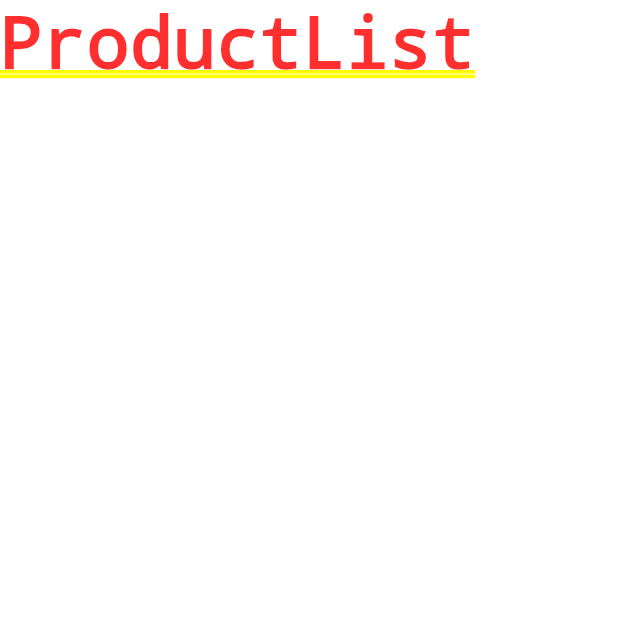
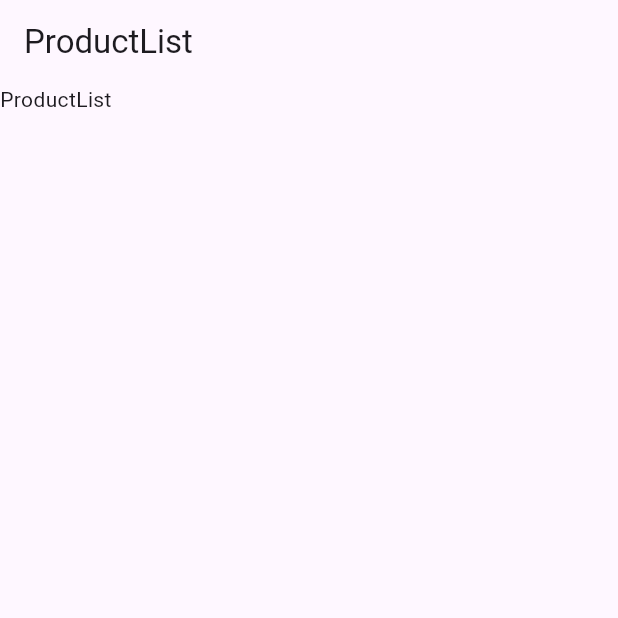
Before and after one commit to gimjh1120/shoppingmall_platform, a Flutter app: the screen it shows after launch, on a phone screen of 412 x 824 dp, the top half of it. Run offline on Flutter 3.47's test engine with Material 3 defaults, Android fonts, the phone set to English and light mode, and no system bars.

Commit message:
[fix] 기본 세팅 수정

```diff
--- a/lib/list/product_list.dart
+++ b/lib/list/product_list.dart
@@ -3,6 +3,13 @@ import 'package:flutter/material.dart';
 class ProductList extends StatelessWidget {
   @override
   Widget build(BuildContext context) {
-    return (Text('ProductList'));
+    return Scaffold(
+      appBar: AppBar(
+        title: Text('ProductList'),
+      ),
+      body: Column(
+        children: [Text('ProductList')],
+      ),
+    );
   }
 }
--- a/pubspec.yaml
+++ b/pubspec.yaml
@@ -59,8 +59,8 @@ flutter:
   uses-material-design: true
 
   # To add assets to your application, add an assets section, like this:
-  assets:
-    - assets/images/
+  #assets:
+  #  - assets/images/
   #   - images/a_dot_burr.jpeg
   #   - images/a_dot_ham.jpeg
 
```
Also changed, not shown: lib/detail/product_detail.dart (+12 -1 lines), lib/registration/product_registration.dart (+9 -2 lines).
